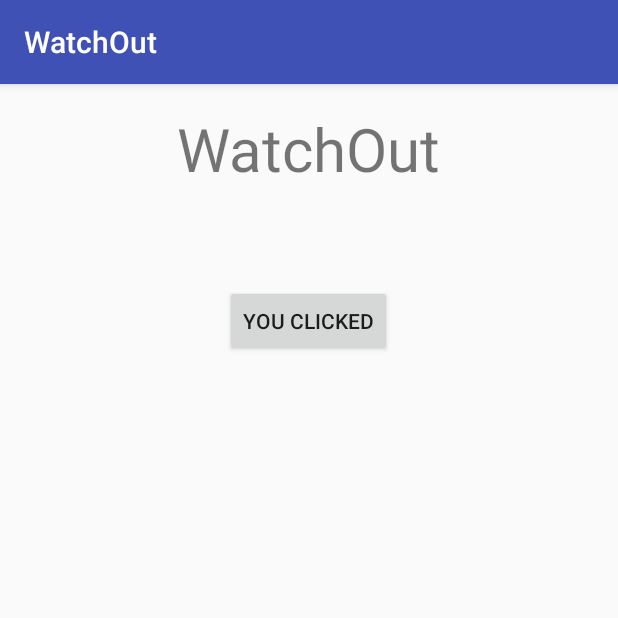
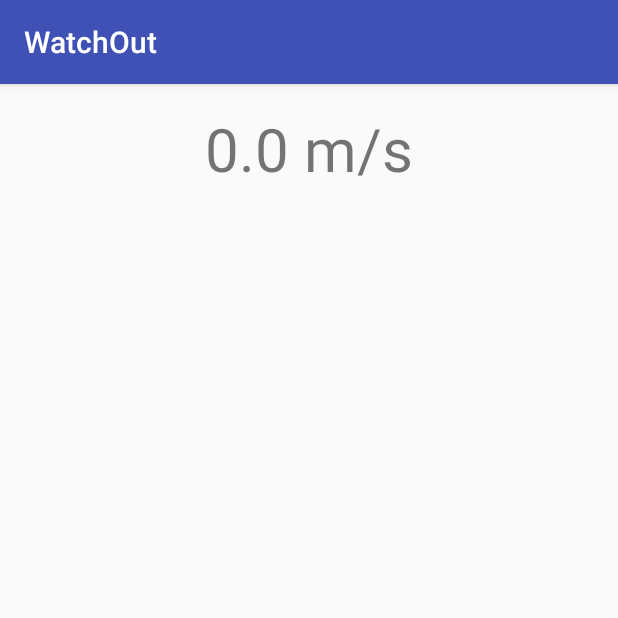
Before and after one commit to yangster23/WatchOut, an Android app: the screen it shows after launch (MainActivity), on a phone screen of 412 x 824 dp, the top half of it. Run offline under Robolectric (Android 15) with nearby library versions, the phone set to English and light mode, and no system bars.

Commit message:
Created Location - Latitude and Longitude based on Google Play Services

```diff
--- a/app/build.gradle
+++ b/app/build.gradle
@@ -25,5 +25,6 @@ dependencies {
         exclude group: 'com.android.support', module: 'support-annotations'
     })
     compile 'com.android.support:appcompat-v7:24.2.1'
+    compile 'com.google.android.gms:play-services:10.0.1'
     testCompile 'junit:junit:4.12'
 }
--- a/app/src/main/java/com/example/jonathanyang/watchout/MainActivity.java
+++ b/app/src/main/java/com/example/jonathanyang/watchout/MainActivity.java
@@ -1,27 +1,129 @@
 package com.example.jonathanyang.watchout;
 
+import android.content.IntentSender;
+import android.content.pm.PackageManager;
+import android.location.Location;
+import android.support.annotation.NonNull;
+import android.support.annotation.Nullable;
+import android.support.v4.app.ActivityCompat;
 import android.support.v7.app.AppCompatActivity;
 import android.os.Bundle;
+import android.util.Log;
 import android.view.View;
 import android.widget.Button;
 import android.widget.TextView;
 
-public class MainActivity extends AppCompatActivity { // Main class for application
+import com.google.android.gms.common.ConnectionResult;
+import com.google.android.gms.common.api.GoogleApiClient;
+import com.google.android.gms.location.LocationListener;
+import com.google.android.gms.location.LocationRequest;
+import com.google.android.gms.location.LocationServices;
+
+public class MainActivity extends AppCompatActivity implements
+        GoogleApiClient.ConnectionCallbacks,
+        GoogleApiClient.OnConnectionFailedListener,
+        LocationListener { // Main class for application
+
+    private GoogleApiClient mGoogleApiClient;
+    private LocationRequest mLocationRequest;
+    private final static int CONNECTION_FAILURE_RESOLUTION_REQUEST = 9000;
+    public static final String TAG = MainActivity.class.getSimpleName();
 
     @Override
     protected void onCreate(Bundle savedInstanceState) {
         super.onCreate(savedInstanceState);
         setContentView(R.layout.activity_main);
+        final TextView firstTextView = (TextView) findViewById(R.id.textView);
+        if (mGoogleApiClient == null) {
+            mGoogleApiClient = new GoogleApiClient.Builder(this)
+                    .addConnectionCallbacks(this)
+                    .addOnConnectionFailedListener(this)
+                    .addApi(LocationServices.API)
+                    .build();
+        }
 
-        final TextView firstTextView = (TextView) findViewById(R.id.textView);
+        mLocationRequest = LocationRequest.create()
+                .setPriority(LocationRequest.PRIORITY_HIGH_ACCURACY)
+                .setInterval(10 * 1000)        // 10 seconds, in milliseconds
+                .setFastestInterval(1 * 1000); // 1 second, in milliseconds
+    }
 
-        Button firstButton = (Button) findViewById(R.id.firstButton);
 
-        firstButton.setOnClickListener(new View.OnClickListener() {
-            @Override
-            public void onClick(View view) {
-                firstTextView.setText("You Clicked!");
+    private void handleNewLocation(Location location) {
+        Log.d(TAG, location.toString());
+    }
+
+    @Override
+    protected void onStart() {
+        mGoogleApiClient.connect();
+        super.onStart();
+    }
+
+    @Override
+    protected void onResume() {
+        super.onResume();
+        mGoogleApiClient.connect();
+    }
+
+    @Override
+    protected void onPause() {
+        super.onPause();
+        if (mGoogleApiClient.isConnected()) {
+            LocationServices.FusedLocationApi.removeLocationUpdates(mGoogleApiClient, this);
+            mGoogleApiClient.disconnect();
+        }
+    }
+
+    @Override
+    protected void onStop() {
+        mGoogleApiClient.disconnect();
+        super.onStop();
+    }
+
+
+    @Override
+    public void onConnected(@Nullable Bundle bundle) {
+        if (ActivityCompat.checkSelfPermission(this, android.Manifest.permission.ACCESS_FINE_LOCATION) != PackageManager.PERMISSION_GRANTED && ActivityCompat.checkSelfPermission(this, android.Manifest.permission.ACCESS_COARSE_LOCATION) != PackageManager.PERMISSION_GRANTED) {
+            // TODO: Consider calling
+            //    ActivityCompat#requestPermissions
+            // here to request the missing permissions, and then overriding
+            //   public void onRequestPermissionsResult(int requestCode, String[] permissions,
+            //                                          int[] grantResults)
+            // to handle the case where the user grants the permission. See the documentation
+            // for ActivityCompat#requestPermissions for more details.
+            return;
+        }
+        Location mLastLocation = LocationServices.FusedLocationApi.getLastLocation(mGoogleApiClient);
+        if (mLastLocation == null) {
+            LocationServices.FusedLocationApi.requestLocationUpdates(mGoogleApiClient, mLocationRequest, this);
+        }
+        else {
+            handleNewLocation(mLastLocation);
+        }
+
+    }
+
+    @Override
+    public void onConnectionSuspended(int i) {
+
+    }
+
+    @Override
+    public void onConnectionFailed(@NonNull ConnectionResult connectionResult) {
+        if (connectionResult.hasResolution()) {
+            try {
+                // Start an Activity that tries to resolve the error
+                connectionResult.startResolutionForResult(this, CONNECTION_FAILURE_RESOLUTION_REQUEST);
+            } catch (IntentSender.SendIntentException e) {
+                e.printStackTrace();
             }
-        });
+        } else {
+            Log.i(TAG, "Location services connection failed with code " + connectionResult.getErrorCode());
+        }
+    }
+
+    @Override
+    public void onLocationChanged(Location location) {
+        handleNewLocation(location);
     }
 }
--- a/app/src/main/res/layout/activity_main.xml
+++ b/app/src/main/res/layout/activity_main.xml
@@ -13,17 +13,10 @@
     <TextView
         android:layout_width="wrap_content"
         android:layout_height="wrap_content"
-        android:text="@string/app_name"
+        android:text="@string/initial_speed"
         android:layout_centerHorizontal="true"
         android:textSize="40sp"
-        android:id="@+id/textView"/>
+        android:id="@+id/textView"
+        tools:text="0.0 m/s" />
 
-    <Button
-        android:text="@string/button_1_text"
-        android:layout_width="wrap_content"
-        android:layout_height="wrap_content"
-        android:layout_below="@+id/textView"
-        android:layout_centerHorizontal="true"
-        android:layout_marginTop="64dp"
-        android:id="@+id/firstButton" />
 </RelativeLayout>
--- a/app/src/main/res/values/strings.xml
+++ b/app/src/main/res/values/strings.xml
@@ -1,4 +1,5 @@
 <resources>
     <string name="app_name">WatchOut</string>
     <string name="button_1_text">You Clicked</string>
+    <string name="initial_speed">0.0 m/s</string>
 </resources>
```
Also changed, not shown: app/src/main/AndroidManifest.xml (+8 -0 lines).
